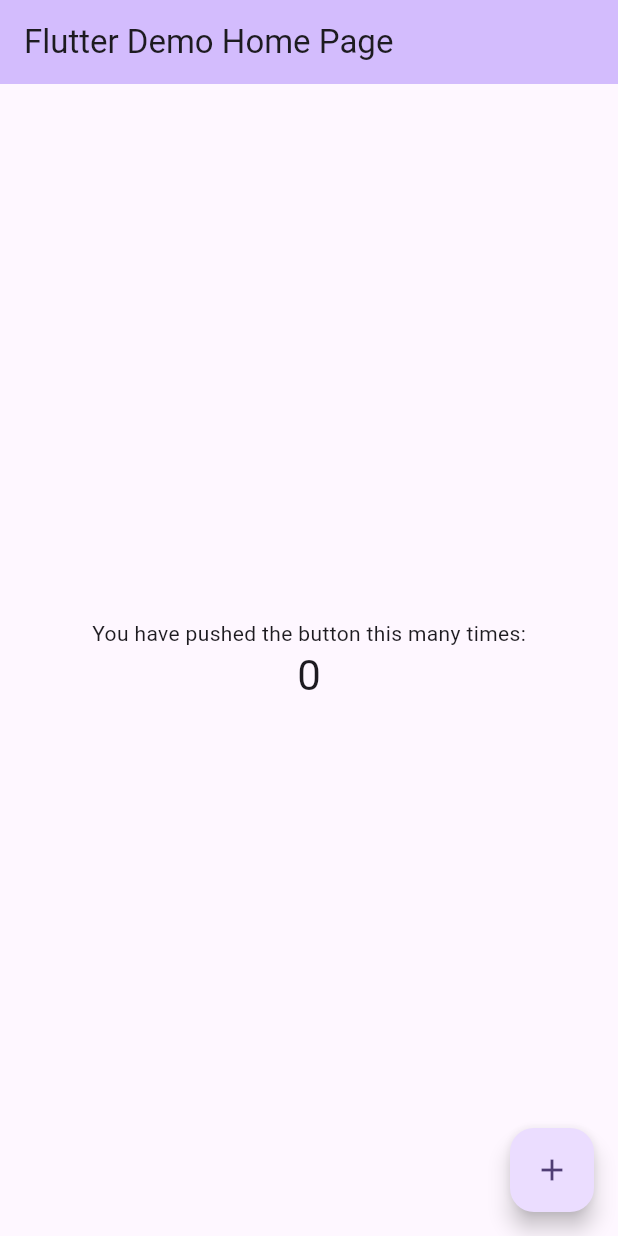
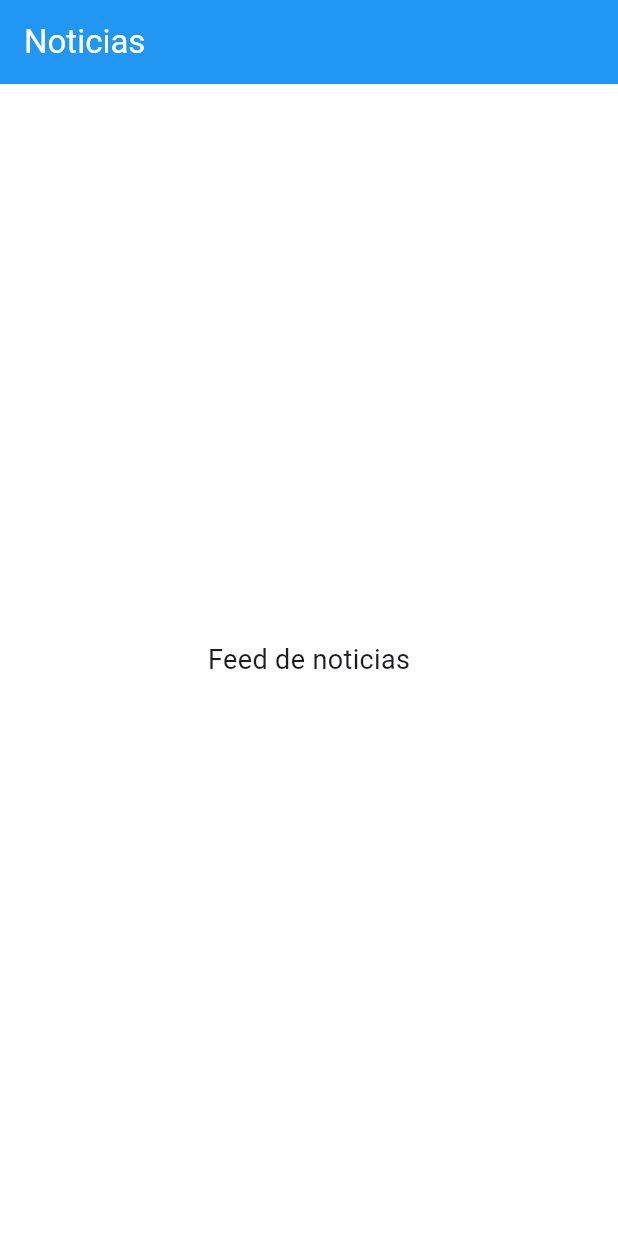
Before and after one commit to adrianalbizu0821-boop/fronted_flutter_tfg, a Flutter app: the screen it shows after launch, on a phone screen of 412 x 824 dp. Run offline on Flutter 3.47's test engine with Material 3 defaults, Android fonts, the light colour scheme and no system bars.

Commit message:
Se hace arquitectura del proyecto y estructura base

```diff
--- /dev/null
+++ b/lib/core/routes/app_routes.dart
@@ -0,0 +1,12 @@
+import 'package:flutter/material.dart';
+import '../../features/news/presentation/pages/news_page.dart';
+
+class AppRoutes {
+  static const String home = '/';
+
+  static Map<String, WidgetBuilder> get routes {
+    return {
+      home: (context) => const NewsPage(),
+    };
+  }
+}
--- /dev/null
+++ b/lib/core/theme/app_theme.dart
@@ -0,0 +1,14 @@
+import 'package:flutter/material.dart';
+
+class AppTheme {
+  static ThemeData get lightTheme {
+    return ThemeData(
+      primarySwatch: Colors.blue,
+      scaffoldBackgroundColor: Colors.white,
+      appBarTheme: const AppBarTheme(
+        backgroundColor: Colors.blue,
+        foregroundColor: Colors.white,
+      ),
+    );
+  }
+}
--- /dev/null
+++ b/lib/features/news/presentation/pages/news_page.dart
@@ -0,0 +1,21 @@
+
+import 'package:flutter/material.dart';
+
+class NewsPage extends StatelessWidget {
+  const NewsPage({super.key});
+
+  @override
+  Widget build(BuildContext context) {
+    return Scaffold(
+      appBar: AppBar(
+        title: const Text('Noticias'),
+      ),
+      body: const Center(
+        child: Text(
+          'Feed de noticias',
+          style: TextStyle(fontSize: 18),
+        ),
+      ),
+    );
+  }
+}
--- a/lib/main.dart
+++ b/lib/main.dart
@@ -1,4 +1,6 @@
 import 'package:flutter/material.dart';
+import 'core/theme/app_theme.dart';
+import 'core/routes/app_routes.dart';
 
 void main() {
   runApp(const MyApp());
@@ -7,116 +9,14 @@ void main() {
 class MyApp extends StatelessWidget {
   const MyApp({super.key});
 
-  // This widget is the root of your application.
   @override
   Widget build(BuildContext context) {
     return MaterialApp(
-      title: 'Flutter Demo',
-      theme: ThemeData(
-        // This is the theme of your application.
-        //
-        // TRY THIS: Try running your application with "flutter run". You'll see
-        // the application has a purple toolbar. Then, without quitting the app,
-        // try changing the seedColor in the colorScheme below to Colors.green
-        // and then invoke "hot reload" (save your changes or press the "hot
-        // reload" button in a Flutter-supported IDE, or press "r" if you used
-        // the command line to start the app).
-        //
-        // Notice that the counter didn't reset back to zero; the application
-        // state is not lost during the reload. To reset the state, use hot
-        // restart instead.
-        //
-        // This works for code too, not just values: Most code changes can be
-        // tested with just a hot reload.
-        colorScheme: .fromSeed(seedColor: Colors.deepPurple),
-      ),
-      home: const MyHomePage(title: 'Flutter Demo Home Page'),
+      debugShowCheckedModeBanner: false,
+      title: 'TFG Noticias',
+      theme: AppTheme.lightTheme,
+      initialRoute: AppRoutes.home,
+      routes: AppRoutes.routes,
     );
   }
 }
-
-class MyHomePage extends StatefulWidget {
-  const MyHomePage({super.key, required this.title});
-
-  // This widget is the home page of your application. It is stateful, meaning
-  // that it has a State object (defined below) that contains fields that affect
-  // how it looks.
-
-  // This class is the configuration for the state. It holds the values (in this
-  // case the title) provided by the parent (in this case the App widget) and
-  // used by the build method of the State. Fields in a Widget subclass are
-  // always marked "final".
-
-  final String title;
-
-  @override
-  State<MyHomePage> createState() => _MyHomePageState();
-}
-
-class _MyHomePageState extends State<MyHomePage> {
-  int _counter = 0;
-
-  void _incrementCounter() {
-    setState(() {
-      // This call to setState tells the Flutter framework that something has
-      // changed in this State, which causes it to rerun the build method below
-      // so that the display can reflect the updated values. If we changed
-      // _counter without calling setState(), then the build method would not be
-      // called again, and so nothing would appear to happen.
-      _counter++;
-    });
-  }
-
-  @override
-  Widget build(BuildContext context) {
-    // This method is rerun every time setState is called, for instance as done
-    // by the _incrementCounter method above.
-    //
-    // The Flutter framework has been optimized to make rerunning build methods
-    // fast, so that you can just rebuild anything that needs updating rather
-    // than having to individually change instances of widgets.
-    return Scaffold(
-      appBar: AppBar(
-        // TRY THIS: Try changing the color here to a specific color (to
-        // Colors.amber, perhaps?) and trigger a hot reload to see the AppBar
-        // change color while the other colors stay the same.
-        backgroundColor: Theme.of(context).colorScheme.inversePrimary,
-        // Here we take the value from the MyHomePage object that was created by
-        // the App.build method, and use it to set our appbar title.
-        title: Text(widget.title),
-      ),
-      body: Center(
-        // Center is a layout widget. It takes a single child and positions it
-        // in the middle of the parent.
-        child: Column(
-          // Column is also a layout widget. It takes a list of children and
-          // arranges them vertically. By default, it sizes itself to fit its
-          // children horizontally, and tries to be as tall as its parent.
-          //
-          // Column has various properties to control how it sizes itself and
-          // how it positions its children. Here we use mainAxisAlignment to
-          // center the children vertically; the main axis here is the vertical
-          // axis because Columns are vertical (the cross axis would be
-          // horizontal).
-          //
-          // TRY THIS: Invoke "debug painting" (choose the "Toggle Debug Paint"
-          // action in the IDE, or press "p" in the console), to see the
-          // wireframe for each widget.
-          mainAxisAlignment: .center,
-          children: [
-            const Text('You have pushed the button this many times:'),
-            Text(
-              '$_counter',
-              style: Theme.of(context).textTheme.headlineMedium,
-            ),
-          ],
-        ),
-      ),
-      floatingActionButton: FloatingActionButton(
-        onPressed: _incrementCounter,
-        tooltip: 'Increment',
-        child: const Icon(Icons.add),
-      ),
-    );
-  }
-}
```
